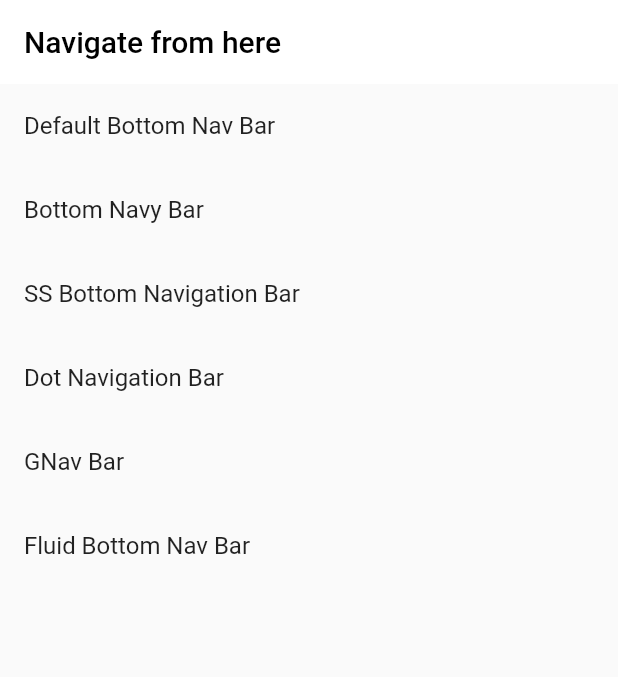
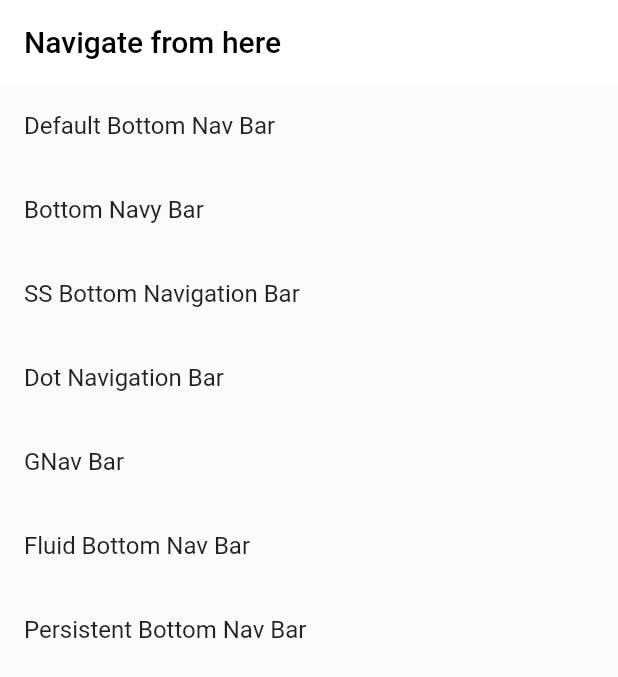
Before and after one commit to EmperorAkashi20/FlutterBottomNavBar, a Flutter app: the screen it shows after launch, on a phone screen of 412 x 824 dp. Shown: the top 677 px of the screen. Run offline on Flutter 3.47's test engine with Material 2 defaults, Android fonts, the phone set to English and light mode, and no system bars; our stand-ins replace bottom_navy_bar, dot_navigation_bar, get, google_nav_bar; missing offline and left inert: fluid_bottom_nav_bar, ss_bottom_navbar.

Commit message:
New Screen added

```diff
--- a/lib/home.dart
+++ b/lib/home.dart
@@ -1,4 +1,5 @@
 import 'package:bottom_nav_bar/nav_bar1.dart';
+import 'package:bottom_nav_bar/nav_bar7.dart';
 import 'package:flutter/material.dart';
 import 'package:get/get.dart';
 
@@ -61,6 +62,12 @@ class Home extends StatelessWidget {
             },
             title: const Text('Fluid Bottom Nav Bar'),
           ),
+          ListTile(
+            onTap: () {
+              Get.to(() => const NavBar7());
+            },
+            title: const Text('Persistent Bottom Nav Bar'),
+          ),
         ],
       ),
     );
--- a/lib/nav_router.dart
+++ b/lib/nav_router.dart
@@ -5,6 +5,7 @@ import 'package:bottom_nav_bar/nav_bar3.dart';
 import 'package:bottom_nav_bar/nav_bar4.dart';
 import 'package:bottom_nav_bar/nav_bar5.dart';
 import 'package:bottom_nav_bar/nav_bar6.dart';
+import 'package:bottom_nav_bar/nav_bar7.dart';
 import 'package:bottom_nav_bar/route_constants.dart';
 import 'package:get/route_manager.dart';
 
@@ -38,5 +39,9 @@ class NavRouter {
       name: navBar6,
       page: () => const NavBar6(),
     ),
+    GetPage(
+      name: navBar7,
+      page: () => const NavBar7(),
+    ),
   ];
 }
--- a/pubspec.yaml
+++ b/pubspec.yaml
@@ -37,6 +37,7 @@ dependencies:
   google_nav_bar:
   fluid_bottom_nav_bar:
   path:
+  persistent_bottom_nav_bar:
 
   # The following adds the Cupertino Icons font to your application.
   # Use with the CupertinoIcons class for iOS style icons.
```
Also changed, not shown: lib/nav_bar7.dart (added, +15 -0 lines), pubspec.lock.
